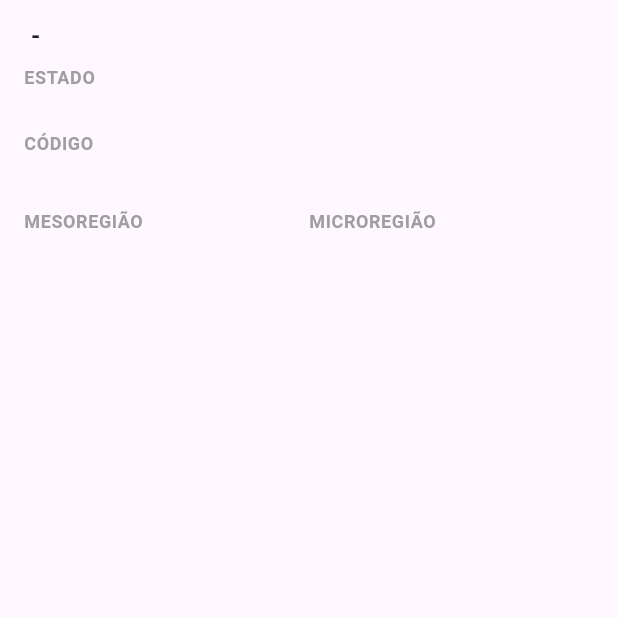
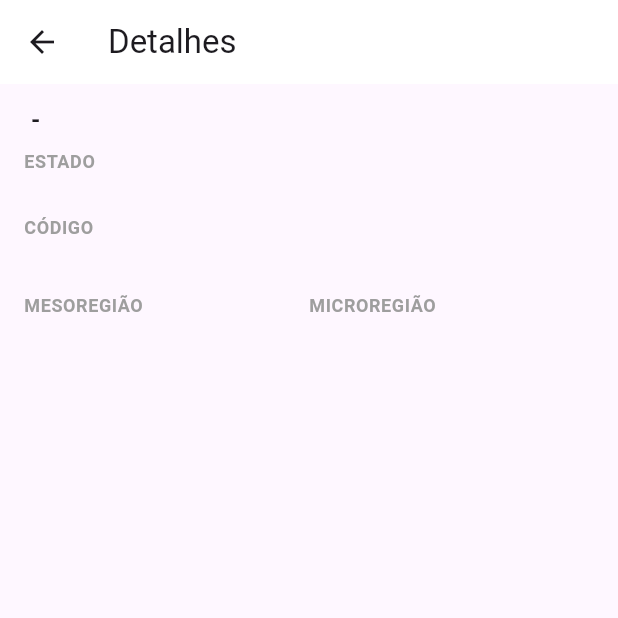
Before and after one commit to GabrielBueno22/ibge_cities_challenge, a Flutter app: the CityDetailsScreen screen opened directly with empty values, on a phone screen of 412 x 824 dp, the top half of it. Run offline on Flutter 3.47's test engine with Material 3 defaults, Android fonts, the light colour scheme and no system bars; our stand-ins replace bloc, flutter_bloc, fpdart; network calls fail.

Commit message:
fix: addes app bar to city details screen

```diff
--- a/lib/presentation/ui/screens/city_details_screen.dart
+++ b/lib/presentation/ui/screens/city_details_screen.dart
@@ -10,6 +10,11 @@ class CityDetailsScreen extends StatelessWidget {
   @override
   Widget build(BuildContext context) {
     return Scaffold(
+      appBar: AppBar(
+        title: Text("Detalhes"),
+        backgroundColor: Colors.white,
+        elevation: 0,
+      ),
       body: CityCompleteCard(city: city),
     );
   }
```
